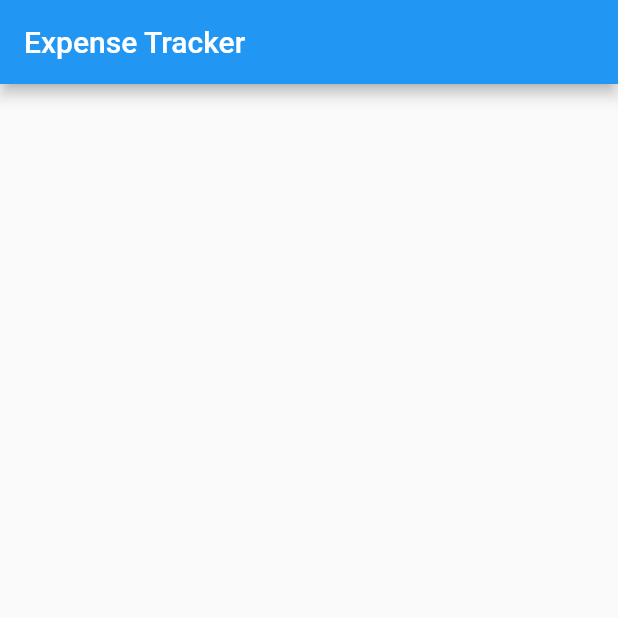
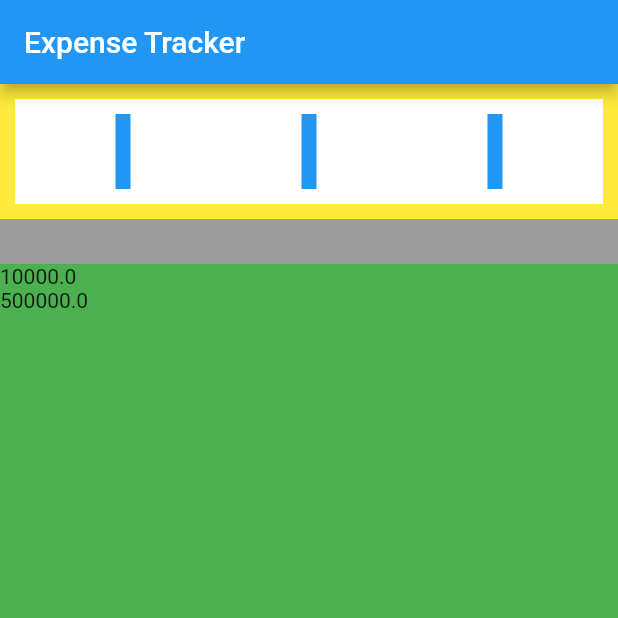
Before and after one commit to naufaladikbds/expense_tracker, a Flutter app: the screen it shows after launch, on a phone screen of 412 x 824 dp, the top half of it. Run offline on Flutter 3.47's test engine with Material 2 defaults, Android fonts, the phone set to English and light mode, and no system bars.

Commit message:
Implemented basic layouting, and object (expense) structuring

```diff
--- /dev/null
+++ b/lib/expense.dart
@@ -0,0 +1,19 @@
+class Expense {
+  final String id;
+  final String title;
+  final double amount;
+  final String description;
+  final DateTime date;
+
+  Expense({
+    required this.id,
+    required this.title,
+    required this.amount,
+    required this.description,
+    required this.date,
+  });
+
+  get getAmount {
+    return amount;
+  }
+}
--- /dev/null
+++ b/lib/expense_chart.dart
@@ -0,0 +1,35 @@
+import 'package:flutter/cupertino.dart';
+import 'package:flutter/material.dart';
+
+class ExpenseChart extends StatelessWidget {
+  @override
+  Widget build(BuildContext context) {
+    return Container(
+      height: 90,
+      width: double.infinity,
+      color: Colors.yellow,
+      child: Container(
+        margin: EdgeInsets.all(10),
+        padding: EdgeInsets.all(10),
+        color: Colors.white,
+        child: Row(
+          mainAxisAlignment: MainAxisAlignment.spaceAround,
+          children: [
+            Container(
+              color: Colors.blue,
+              width: 10,
+            ),
+            Container(
+              color: Colors.blue,
+              width: 10,
+            ),
+            Container(
+              color: Colors.blue,
+              width: 10,
+            ),
+          ],
+        ),
+      ),
+    );
+  }
+}
--- /dev/null
+++ b/lib/expense_list.dart
@@ -0,0 +1,25 @@
+import 'package:expense_tracker/expense.dart';
+import 'package:flutter/cupertino.dart';
+import 'package:flutter/material.dart';
+import 'package:flutter/src/foundation/key.dart';
+import 'package:flutter/src/widgets/framework.dart';
+
+class ExpenseList extends StatelessWidget {
+  List<Expense> expenseHistory;
+
+  ExpenseList(this.expenseHistory);
+
+  @override
+  Widget build(BuildContext context) {
+    return Expanded(
+      flex: 1,
+      child: Container(
+        color: Colors.green,
+        child: ListView.builder(
+          itemCount: expenseHistory.length,
+          itemBuilder: (ctx, i) => Text(expenseHistory[i].amount.toString()),
+        ),
+      ),
+    );
+  }
+}
```
Also changed, not shown: lib/main.dart (+30 -0 lines).
